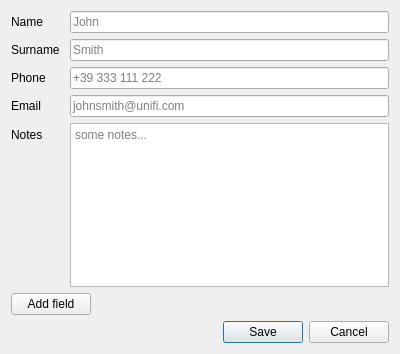
First picture: the form in ui/formDialog.ui, repository francidellungo/ContactManager, before the edit.
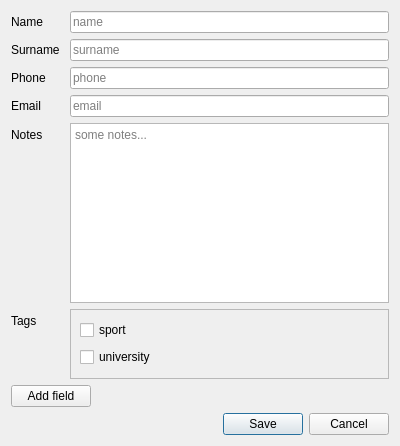
Second picture: the form after the edit.

```diff
--- a/ui/formDialog.ui
+++ b/ui/formDialog.ui
@@ -7,7 +7,7 @@
     <x>0</x>
     <y>0</y>
     <width>400</width>
-    <height>354</height>
+    <height>446</height>
    </rect>
   </property>
   <property name="windowTitle">
@@ -35,7 +35,7 @@
         <string/>
        </property>
        <property name="placeholderText">
-        <string>John</string>
+        <string>name</string>
        </property>
       </widget>
      </item>
@@ -49,7 +49,7 @@
      <item row="1" column="1">
       <widget class="QLineEdit" name="surname_lineEdit">
        <property name="placeholderText">
-        <string>Smith</string>
+        <string>surname</string>
        </property>
       </widget>
      </item>
@@ -63,7 +63,7 @@
      <item row="2" column="1">
       <widget class="QLineEdit" name="phone_lineEdit">
        <property name="placeholderText">
-        <string>+39 333 111 222</string>
+        <string>phone</string>
        </property>
       </widget>
      </item>
@@ -80,7 +80,7 @@
         <set>Qt::ImhNone</set>
        </property>
        <property name="placeholderText">
-        <string>johnsmith@unifi.com</string>
+        <string>email</string>
        </property>
       </widget>
      </item>
@@ -98,6 +98,46 @@
        </property>
       </widget>
      </item>
+     <item row="5" column="1">
+      <widget class="QScrollArea" name="tags_scrollArea">
+       <property name="widgetResizable">
+        <bool>true</bool>
+       </property>
+       <widget class="QWidget" name="tags_layout_obj">
+        <property name="geometry">
+         <rect>
+          <x>0</x>
+          <y>0</y>
+          <width>315</width>
+          <height>73</height>
+         </rect>
+        </property>
+        <layout class="QVBoxLayout" name="tags_layout">
+         <item>
+          <widget class="QCheckBox" name="sport">
+           <property name="text">
+            <string>sport</string>
+           </property>
+          </widget>
+         </item>
+         <item>
+          <widget class="QCheckBox" name="university">
+           <property name="text">
+            <string>university</string>
+           </property>
+          </widget>
+         </item>
+        </layout>
+       </widget>
+      </widget>
+     </item>
+     <item row="5" column="0">
+      <widget class="QLabel" name="tags_label">
+       <property name="text">
+        <string>Tags</string>
+       </property>
+      </widget>
+     </item>
     </layout>
    </item>
    <item alignment="Qt::AlignLeft">
```
